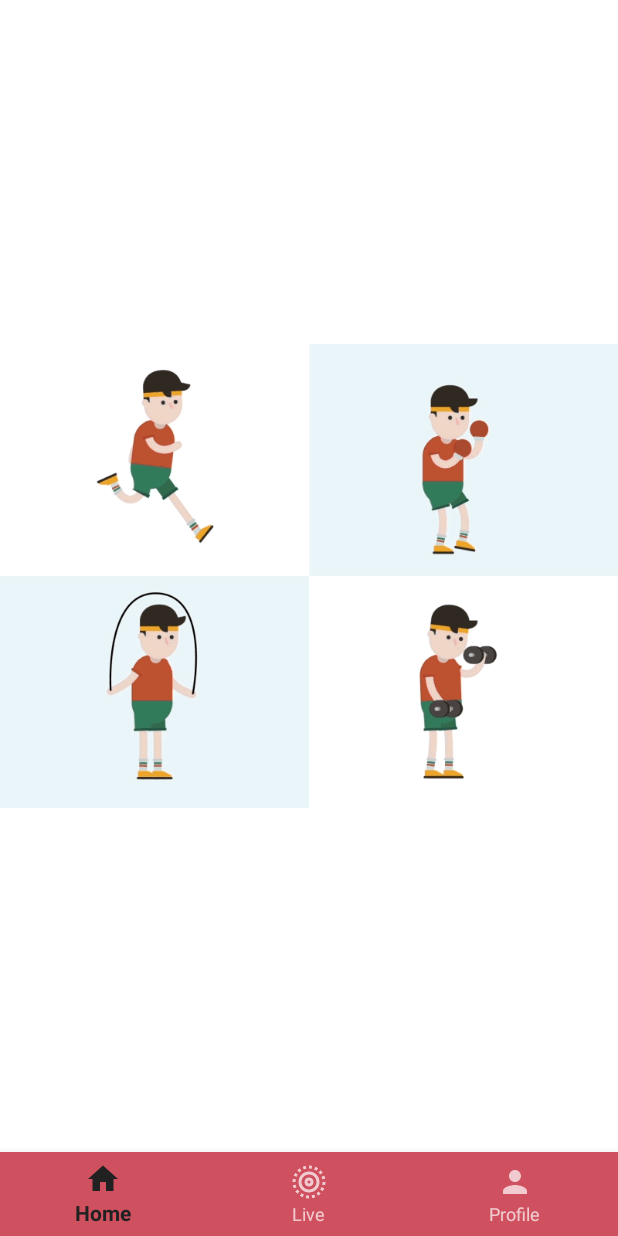
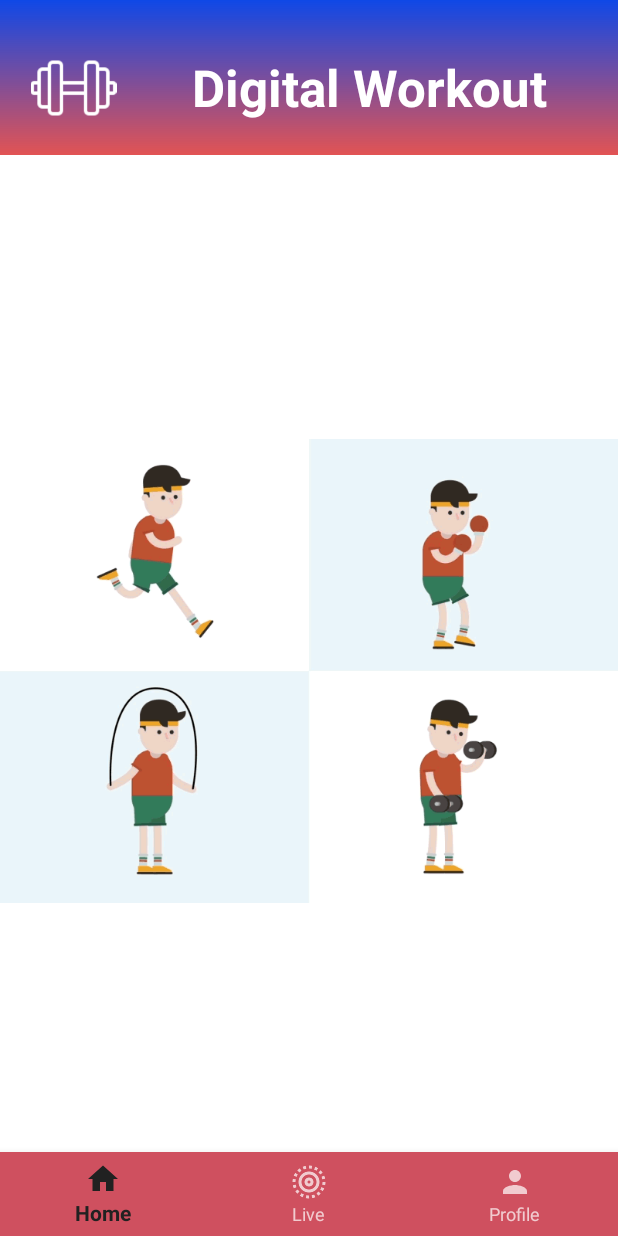
Before and after one commit to AsjadIftikhar/workout, an Android app: the fragment LiveFragment placed in its activity, on a phone screen of 412 x 824 dp. Run offline under Robolectric (Android 15) with nearby library versions, the phone set to English and light mode, and no system bars.

Commit message:
progress bar added and surprise added xD

```diff
--- a/app/src/main/java/com/google/mlkit/vision/demo/java/HomeActivity.java
+++ b/app/src/main/java/com/google/mlkit/vision/demo/java/HomeActivity.java
@@ -81,6 +81,7 @@
                             if (task.isSuccessful()) {
                                 Toast.makeText(HomeActivity.this, "User Login Successfully", Toast.LENGTH_SHORT).show();
                                 startActivity(new Intent(HomeActivity.this, botton_nav.class));
+                                finish();
                             } else {
                                 Toast.makeText(HomeActivity.this, "Please Register First!", Toast.LENGTH_SHORT).show();
                             }
--- a/app/src/main/java/com/google/mlkit/vision/demo/java/edit_profile.java
+++ b/app/src/main/java/com/google/mlkit/vision/demo/java/edit_profile.java
@@ -8,6 +8,7 @@
 import android.view.View;
 import android.widget.Button;
 import android.widget.EditText;
+import android.widget.ProgressBar;
 import android.widget.TextView;
 import android.widget.Toast;
 
@@ -24,6 +25,7 @@
     Button prof_update;
     EditText prof_name, prof_email, prof_age, prof_height, prof_pass, prof_new_pass;
     TextView prof_status;
+    ProgressBar progressBar;
     private FirebaseUser user;
     private DatabaseReference reference;
     private String userID;
@@ -41,6 +43,8 @@
 
         prof_status = findViewById(R.id.prof_status);
         prof_update = findViewById(R.id.pass_update);
+
+        progressBar=findViewById(R.id.progressbar_profile);
 
         user = FirebaseAuth.getInstance().getCurrentUser();
         reference= FirebaseDatabase.getInstance().getReference("Users");
@@ -62,7 +66,7 @@
                     prof_age.setText("Age "+age);
                     prof_height.setText("Height "+height);
                     prof_status.setText("Welcome "+name );
-
+                    progressBar.setVisibility(View.INVISIBLE);
                     prof_update.setOnClickListener(new View.OnClickListener() {
                         @Override
                         public void onClick(View view) {
--- a/app/src/main/res/layout/fragment_live.xml
+++ b/app/src/main/res/layout/fragment_live.xml
@@ -11,14 +11,53 @@
         android:layout_width="match_parent"
         android:layout_height="match_parent">
 
+        <LinearLayout
+            android:id="@+id/pageIDlayout"
+            android:layout_width="match_parent"
+            android:layout_height="103dp"
+            android:background="@drawable/ic_iphone_12_pro_max___11"
+            android:orientation="horizontal"
+            app:layout_constraintEnd_toEndOf="parent"
+            app:layout_constraintStart_toStartOf="parent"
+            app:layout_constraintTop_toTopOf="parent">
+
+            <ImageView
+                android:id="@+id/imageView6"
+                android:layout_width="52dp"
+                android:layout_height="57dp"
+                android:layout_marginTop="30dp"
+                android:layout_weight="1"
+                app:srcCompat="@drawable/ic_dumbbell" />
+
+            <TextView
+                android:id="@+id/textView"
+                android:layout_width="314dp"
+                android:layout_height="67dp"
+                android:layout_marginTop="35dp"
+                android:text="Digital Workout"
+                android:textAlignment="center"
+                android:paddingLeft="30dp"
+                android:textColor="@color/white"
+                android:textSize="34sp"
+                android:textStyle="bold"
+                android:typeface="normal"
+                app:layout_constraintEnd_toEndOf="parent"
+                app:layout_constraintHorizontal_bias="0.512"
+                app:layout_constraintStart_toStartOf="parent"
+                app:layout_constraintTop_toBottomOf="@+id/imageView2" />
+
+        </LinearLayout>
+
+
         <pl.droidsonroids.gif.GifImageView
             android:layout_width="wrap_content"
             android:layout_height="wrap_content"
+            android:layout_marginTop="44dp"
             android:src="@drawable/gif_workout"
-            app:layout_constraintBottom_toBottomOf="parent"
             app:layout_constraintEnd_toEndOf="parent"
+            app:layout_constraintHorizontal_bias="0.0"
             app:layout_constraintStart_toStartOf="parent"
-            app:layout_constraintTop_toTopOf="parent" />
+            app:layout_constraintTop_toBottomOf="@+id/pageIDlayout" />
 
 
     </androidx.constraintlayout.widget.ConstraintLayout>
```
Also changed, not shown: app/src/main/res/layout/activity_home.xml (+7 -3 lines), app/src/main/res/layout/activity_profile.xml (+12 -0 lines).
